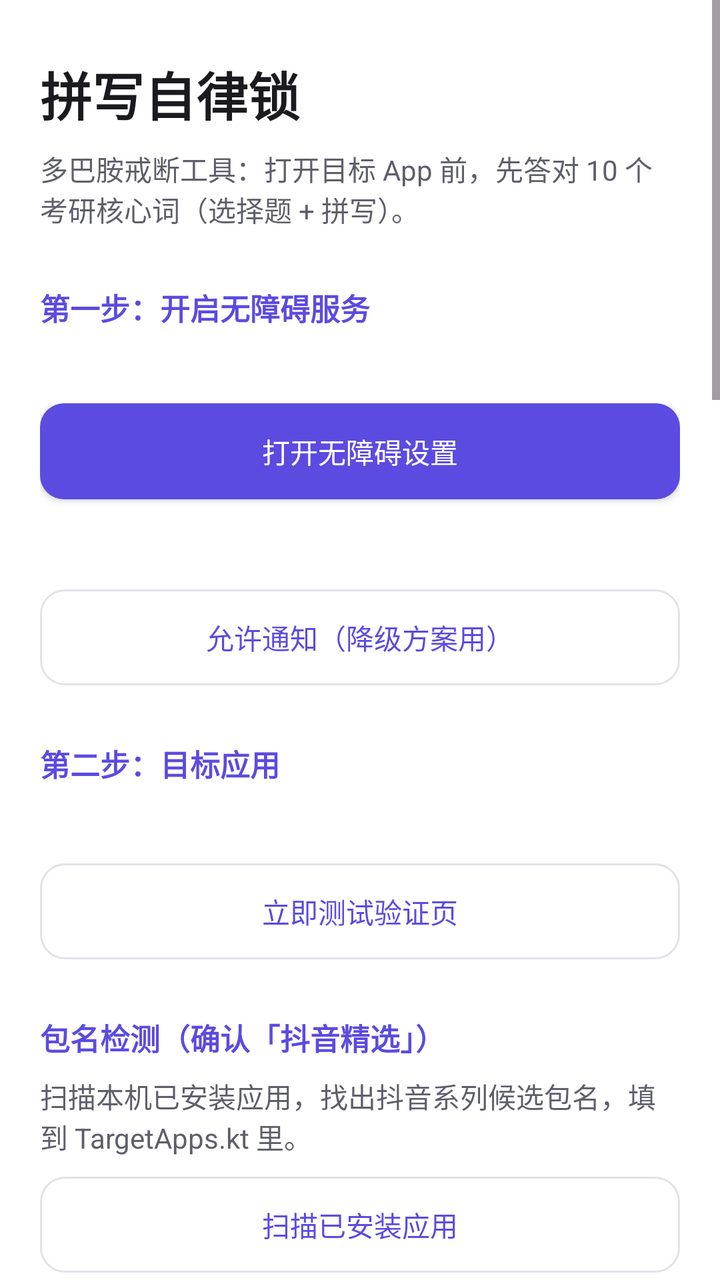
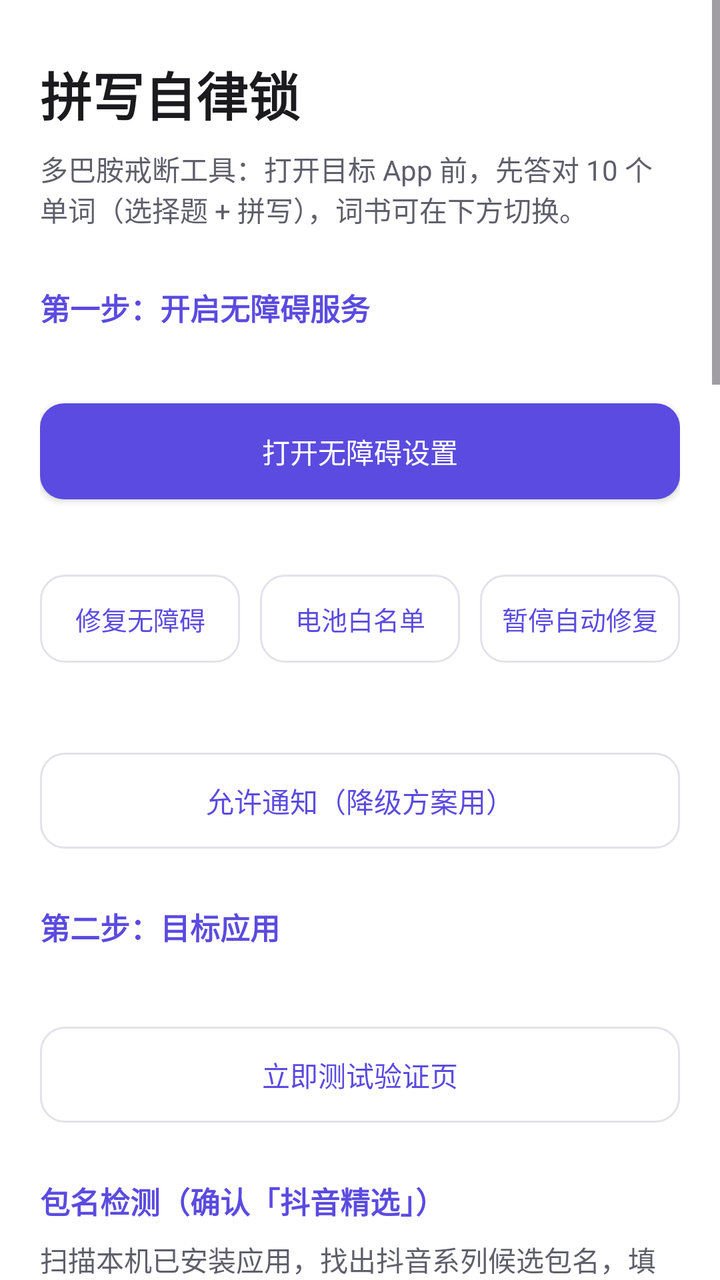

Two renders of the same Android screen: before a commit and after it. Below are the layout's source before the change and the commit's diff.
<!-- AndroidManifest.xml: application theme Theme.SpellLock -->
<!-- res/layout/activity_main.xml -->
<?xml version="1.0" encoding="utf-8"?>
<ScrollView xmlns:android="http://schemas.android.com/apk/res/android"
    android:layout_width="match_parent"
    android:layout_height="match_parent"
    android:background="@color/page_bg">

    <LinearLayout
        android:layout_width="match_parent"
        android:layout_height="wrap_content"
        android:orientation="vertical"
        android:paddingStart="20dp"
        android:paddingTop="28dp"
        android:paddingEnd="20dp"
        android:paddingBottom="40dp">

        <TextView
            android:layout_width="match_parent"
            android:layout_height="wrap_content"
            android:text="拼写自律锁"
            android:textColor="@color/text_primary"
            android:textSize="26sp"
            android:textStyle="bold" />

        <TextView
            android:layout_width="match_parent"
            android:layout_height="wrap_content"
            android:layout_marginTop="8dp"
            android:text="多巴胺戒断工具：打开目标 App 前，先答对 10 个考研核心词（选择题 + 拼写）。"
            android:textColor="@color/text_secondary"
            android:textSize="14sp" />

        <TextView
            android:layout_width="match_parent"
            android:layout_height="wrap_content"
            android:layout_marginTop="28dp"
            android:text="第一步：开启无障碍服务"
            android:textColor="@color/accent"
            android:textSize="15sp"
            android:textStyle="bold" />

        <TextView
            android:id="@+id/accessibilityStatus"
            android:layout_width="match_parent"
            android:layout_height="wrap_content"
            android:layout_marginTop="8dp"
            android:textColor="@color/text_secondary"
            android:textSize="14sp" />

        <androidx.appcompat.widget.AppCompatButton
            android:id="@+id/btnAccessibility"
            android:layout_width="match_parent"
            android:layout_height="48dp"
            android:layout_marginTop="10dp"
            android:background="@drawable/bg_primary_button"
            android:text="打开无障碍设置"
            android:textAllCaps="false"
            android:textColor="@android:color/white" />

        <TextView
            android:id="@+id/notificationStatus"
            android:layout_width="match_parent"
            android:layout_height="wrap_content"
            android:layout_marginTop="16dp"
            android:textColor="@color/text_secondary"
            android:textSize="14sp" />

        <androidx.appcompat.widget.AppCompatButton
            android:id="@+id/btnNotification"
            android:layout_width="match_parent"
            android:layout_height="48dp"
            android:layout_marginTop="10dp"
            android:background="@drawable/bg_secondary_button"
            android:text="允许通知（降级方案用）"
            android:textAllCaps="false"
            android:textColor="@color/accent" />

        <TextView
            android:layout_width="match_parent"
            android:layout_height="wrap_content"
            android:layout_marginTop="28dp"
            android:text="第二步：目标应用"
            android:textColor="@color/accent"
            android:textSize="15sp"
            android:textStyle="bold" />

        <TextView
            android:id="@+id/targetList"
            android:layout_width="match_parent"
            android:layout_height="wrap_content"
            android:layout_marginTop="8dp"
            android:lineSpacingExtra="6dp"
            android:textColor="@color/text_primary"
            android:textSize="14sp" />

        <androidx.appcompat.widget.AppCompatButton
            android:id="@+id/btnTest"
            android:layout_width="match_parent"
            android:layout_height="48dp"
            android:layout_marginTop="12dp"
            android:background="@drawable/bg_secondary_button"
            android:text="立即测试验证页"
            android:textAllCaps="false"
            android:textColor="@color/accent" />

        <TextView
            android:layout_width="match_parent"
            android:layout_height="wrap_content"
            android:layout_marginTop="28dp"
            android:text="包名检测（确认「抖音精选」）"
            android:textColor="@color/accent"
            android:textSize="15sp"
            android:textStyle="bold" />

        <TextView
            android:layout_width="match_parent"
            android:layout_height="wrap_content"
            android:layout_marginTop="8dp"
            android:text="扫描本机已安装应用，找出抖音系列候选包名，填到 TargetApps.kt 里。"
            android:textColor="@color/text_secondary"
            android:textSize="14sp" />

        <androidx.appcompat.widget.AppCompatButton
            android:id="@+id/btnScan"
            android:layout_width="match_parent"
            android:layout_height="48dp"
            android:layout_marginTop="10dp"
            android:background="@drawable/bg_secondary_button"
            android:text="扫描已安装应用"
            android:textAllCaps="false"
            android:textColor="@color/accent" />

        <TextView
            android:id="@+id/scannerResult"
            android:layout_width="match_parent"
            android:layout_height="wrap_content"
            android:layout_marginTop="10dp"
            android:textColor="@color/text_primary"
            android:textSize="14sp" />

        <LinearLayout
            android:id="@+id/scanResultContainer"
            android:layout_width="match_parent"
            android:layout_height="wrap_content"
            android:layout_marginTop="6dp"
            android:orientation="vertical" />

        <androidx.appcompat.widget.AppCompatButton
            android:id="@+id/btnPickApps"
            android:layout_width="match_parent"
            android:layout_height="48dp"
            android:layout_marginTop="10dp"
            android:background="@drawable/bg_secondary_button"
            android:text="从全部应用里挑（自定义添加）"
            android:textAllCaps="false"
            android:textColor="@color/accent" />

        <EditText
            android:id="@+id/manualPackageInput"
            android:layout_width="match_parent"
            android:layout_height="48dp"
            android:layout_marginTop="10dp"
            android:background="@drawable/bg_input"
            android:hint="手动粘贴包名，例如 com.xxx.yyy"
            android:importantForAutofill="no"
            android:inputType="textNoSuggestions"
            android:paddingStart="14dp"
            android:paddingEnd="14dp"
            android:singleLine="true"
            android:textColor="@color/text_primary"
            android:textColorHint="@color/text_hint"
            android:textSize="14sp" />

        <androidx.appcompat.widget.AppCompatButton
            android:id="@+id/btnAddManual"
            android:layout_width="match_parent"
            android:layout_height="48dp"
            android:layout_marginTop="8dp"
            android:background="@drawable/bg_secondary_button"
            android:text="添加为额外目标"
            android:textAllCaps="false"
            android:textColor="@color/accent" />

        <TextView
            android:id="@+id/extraTargetsText"
            android:layout_width="match_parent"
            android:layout_height="wrap_content"
            android:layout_marginTop="10dp"
            android:textColor="@color/text_primary"
            android:textSize="14sp" />

        <androidx.appcompat.widget.AppCompatButton
            android:id="@+id/btnClearExtra"
            android:layout_width="match_parent"
            android:layout_height="48dp"
            android:layout_marginTop="8dp"
            android:background="@drawable/bg_secondary_button"
            android:text="清空额外目标"
            android:textAllCaps="false"
            android:textColor="@color/text_secondary" />

        <androidx.appcompat.widget.AppCompatButton
            android:id="@+id/btnCopy"
            android:layout_width="match_parent"
            android:layout_height="48dp"
            android:layout_marginTop="10dp"
            android:background="@drawable/bg_secondary_button"
            android:text="复制检测结果"
            android:textAllCaps="false"
            android:textColor="@color/accent" />

        <TextView
            android:layout_width="match_parent"
            android:layout_height="wrap_content"
            android:layout_marginTop="28dp"
            android:text="验证页：答案展示方式"
            android:textColor="@color/accent"
            android:textSize="15sp"
            android:textStyle="bold" />

        <RadioGroup
            android:id="@+id/answerModeGroup"
            android:layout_width="match_parent"
            android:layout_height="wrap_content"
            android:layout_marginTop="8dp"
            android:orientation="vertical">

            <RadioButton
                android:id="@+id/modeNever"
                android:layout_width="match_parent"
                android:layout_height="wrap_content"
                android:text="不显示答案（纯考核）"
                android:textColor="@color/text_primary"
                android:textSize="14sp" />

            <RadioButton
                android:id="@+id/modeOnError"
                android:layout_width="match_parent"
                android:layout_height="wrap_content"
                android:layout_marginTop="4dp"
                android:text="答错后显示正确拼写，并要求重拼（推荐）"
                android:textColor="@color/text_primary"
                android:textSize="14sp" />

            <RadioButton
                android:id="@+id/modeAlways"
                android:layout_width="match_parent"
                android:layout_height="wrap_content"
                android:layout_marginTop="4dp"
                android:text="一直显示拼写（先看再写）"
                android:textColor="@color/text_primary"
                android:textSize="14sp" />
        </RadioGroup>

        <TextView
            android:layout_width="match_parent"
            android:layout_height="wrap_content"
            android:layout_marginTop="22dp"
            android:text="题型"
            android:textColor="@color/accent"
            android:textSize="15sp"
            android:textStyle="bold" />

        <com.google.android.material.materialswitch.MaterialSwitch
            android:id="@+id/switchChoiceMode"
            android:layout_width="match_parent"
            android:layout_height="wrap_content"
            android:layout_marginTop="10dp"
            android:text="选择模式：先给英文 + 4 个中文释义，选错的词再进入拼写"
            android:textColor="@color/text_secondary"
            android:textSize="14sp" />

        <TextView
            android:layout_width="match_parent"
            android:layout_height="wrap_content"
            android:layout_marginTop="28dp"
            android:text="降级方案"
            android:textColor="@color/accent"
            android:textSize="15sp"
            android:textStyle="bold" />

        <com.google.android.material.materialswitch.MaterialSwitch
            android:id="@+id/switchFallback"
            android:layout_width="match_parent"
            android:layout_height="wrap_content"
            android:layout_marginTop="10dp"
            android:text="部分机型不允许后台直接弹验证页时，改用带全屏提醒的高优先级通知"
            android:textColor="@color/text_secondary"
            android:textSize="14sp" />

        <TextView
            android:id="@+id/graceStatus"
            android:layout_width="match_parent"
            android:layout_height="wrap_content"
            android:layout_marginTop="16dp"
            android:textColor="@color/text_secondary"
            android:textSize="14sp" />

        <androidx.appcompat.widget.AppCompatButton
            android:id="@+id/btnResetGrace"
            android:layout_width="match_parent"
            android:layout_height="48dp"
            android:layout_marginTop="10dp"
            android:background="@drawable/bg_secondary_button"
            android:text="重置放行状态（测试用）"
            android:textAllCaps="false"
            android:textColor="@color/text_secondary" />

        <TextView
            android:id="@+id/adminPasswordTip"
            android:layout_width="match_parent"
            android:layout_height="wrap_content"
            android:layout_marginTop="20dp"
            android:text="@string/admin_password_tip"
            android:textColor="@color/text_secondary"
            android:textSize="14sp" />

        <androidx.appcompat.widget.AppCompatButton
            android:id="@+id/btnChangePassword"
            android:layout_width="match_parent"
            android:layout_height="48dp"
            android:layout_marginTop="10dp"
            android:background="@drawable/bg_secondary_button"
            android:text="@string/admin_password_change"
            android:textAllCaps="false"
            android:textColor="@color/text_primary" />

        <TextView
            android:layout_width="match_parent"
            android:layout_height="wrap_content"
            android:layout_marginTop="28dp"
            android:text="@string/book_section"
            android:textColor="@color/accent"
            android:textSize="15sp"
            android:textStyle="bold" />

        <TextView
            android:id="@+id/bookStatus"
            android:layout_width="match_parent"
            android:layout_height="wrap_content"
            android:layout_marginTop="8dp"
            android:textColor="@color/text_secondary"
            android:textSize="14sp" />

        <LinearLayout
            android:layout_width="match_parent"
            android:layout_height="wrap_content"
            android:layout_marginTop="10dp"
            android:orientation="horizontal">

            <androidx.appcompat.widget.AppCompatButton
                android:id="@+id/btnBookKaoyan"
                android:layout_width="0dp"
                android:layout_height="48dp"
                android:layout_marginEnd="6dp"
                android:layout_weight="1"
                android:background="@drawable/bg_secondary_button"
                android:text="考研"
                android:textAllCaps="false"
                android:textColor="@color/text_primary" />

            <androidx.appcompat.widget.AppCompatButton
                android:id="@+id/btnBookCet4"
                android:layout_width="0dp"
                android:layout_height="48dp"
                android:layout_marginEnd="6dp"
                android:layout_weight="1"
                android:background="@drawable/bg_secondary_button"
                android:text="四级"
                android:textAllCaps="false"
                android:textColor="@color/text_primary" />

            <androidx.appcompat.widget.AppCompatButton
                android:id="@+id/btnBookCet6"
                android:layout_width="0dp"
                android:layout_height="48dp"
                android:layout_weight="1"
                android:background="@drawable/bg_secondary_button"
                android:text="六级"
                android:textAllCaps="false"
                android:textColor="@color/text_primary" />
        </LinearLayout>

        <androidx.appcompat.widget.AppCompatButton
            android:id="@+id/btnBookImport"
            android:layout_width="match_parent"
            android:layout_height="48dp"
            android:layout_marginTop="10dp"
            android:background="@drawable/bg_secondary_button"
            android:text="@string/book_import"
            android:textAllCaps="false"
            android:textColor="@color/text_primary" />

        <androidx.appcompat.widget.AppCompatButton
            android:id="@+id/btnBookCustom"
            android:layout_width="match_parent"
            android:layout_height="48dp"
            android:layout_marginTop="10dp"
            android:background="@drawable/bg_secondary_button"
            android:text="@string/book_custom"
            android:textAllCaps="false"
            android:textColor="@color/text_primary"
            android:visibility="gone" />

        <TextView
            android:layout_width="match_parent"
            android:layout_height="wrap_content"
            android:layout_marginTop="28dp"
            android:text="@string/time_section"
            android:textColor="@color/accent"
            android:textSize="15sp"
            android:textStyle="bold" />

        <TextView
            android:id="@+id/timeStatus"
            android:layout_width="match_parent"
            android:layout_height="wrap_content"
            android:layout_marginTop="8dp"
            android:textColor="@color/text_secondary"
            android:textSize="14sp" />

        <LinearLayout
            android:layout_width="match_parent"
            android:layout_height="wrap_content"
            android:layout_marginTop="10dp"
            android:orientation="horizontal">

            <androidx.appcompat.widget.AppCompatButton
                android:id="@+id/btnSetGrace"
                android:layout_width="0dp"
                android:layout_height="48dp"
                android:layout_marginEnd="6dp"
                android:layout_weight="1"
                android:background="@drawable/bg_secondary_button"
                android:text="@string/time_grace_button"
                android:textAllCaps="false"
                android:textColor="@color/text_primary" />

            <androidx.appcompat.widget.AppCompatButton
                android:id="@+id/btnSetUsage"
                android:layout_width="0dp"
                android:layout_height="48dp"
                android:layout_weight="1"
                android:background="@drawable/bg_secondary_button"
                android:text="@string/time_usage_button"
                android:textAllCaps="false"
                android:textColor="@color/text_primary" />
        </LinearLayout>

        <TextView
            android:layout_width="match_parent"
            android:layout_height="wrap_content"
            android:layout_marginTop="28dp"
            android:text="提醒：强行关闭无障碍服务后本机制失效，这是非 root 应用锁的共同上限。"
            android:textColor="@color/text_hint"
            android:textSize="12sp" />

    </LinearLayout>
</ScrollView>
<!-- resources referenced by this layout -->
<resources>
  <color name="accent">#5B4BE0</color>
  <color name="page_bg">#FFFFFF</color>
  <color name="text_hint">#9A9AA5</color>
  <color name="text_primary">#1B1B1F</color>
  <color name="text_secondary">#5F5F6B</color>
  <!-- drawable bg_input (drawable) -->
  <?xml version="1.0" encoding="utf-8"?>
  <shape xmlns:android="http://schemas.android.com/apk/res/android"
      android:shape="rectangle">
      <solid android:color="@android:color/white" />
      <corners android:radius="10dp" />
      <stroke
          android:width="1dp"
          android:color="@color/stroke_light" />
  </shape>
  <!-- drawable bg_primary_button (drawable) -->
  <?xml version="1.0" encoding="utf-8"?>
  <shape xmlns:android="http://schemas.android.com/apk/res/android"
      android:shape="rectangle">
      <solid android:color="@color/accent" />
      <corners android:radius="12dp" />
  </shape>
  <!-- drawable bg_secondary_button (drawable) -->
  <?xml version="1.0" encoding="utf-8"?>
  <shape xmlns:android="http://schemas.android.com/apk/res/android"
      android:shape="rectangle">
      <solid android:color="@android:color/transparent" />
      <corners android:radius="12dp" />
      <stroke
          android:width="1dp"
          android:color="@color/stroke_light" />
  </shape>
  <string name="admin_password_change">修改急事直通密码</string>
  <string name="admin_password_tip">急事直通密码：默认 123456，建议改成只有你知道的。</string>
  <string name="book_custom">自定义词书</string>
  <string name="book_import">导入自定义词书（TXT）</string>
  <string name="book_section">词书</string>
  <string name="time_grace_button">免检间隔（分钟）</string>
  <string name="time_section">时间设置</string>
  <string name="time_usage_button">使用上限（分钟）</string>
  <style name="Theme.SpellLock" parent="Theme.Material3.DayNight.NoActionBar">
          <item name="colorPrimary">@color/accent</item>
          <item name="colorPrimaryVariant">@color/accent_dark</item>
          <item name="colorOnPrimary">@android:color/white</item>
      </style>
  <color name="stroke_light">#E2E2EA</color>
  <color name="accent_dark">#4437B8</color>
</resources>

<!-- the commit's change to res/layout/activity_main.xml (unified diff, before → after) -->
@@ -25,7 +25,7 @@
             android:layout_width="match_parent"
             android:layout_height="wrap_content"
             android:layout_marginTop="8dp"
-            android:text="多巴胺戒断工具：打开目标 App 前，先答对 10 个考研核心词（选择题 + 拼写）。"
+            android:text="多巴胺戒断工具：打开目标 App 前，先答对 10 个单词（选择题 + 拼写），词书可在下方切换。"
             android:textColor="@color/text_secondary"
             android:textSize="14sp" />
 
@@ -55,6 +55,62 @@
             android:text="打开无障碍设置"
             android:textAllCaps="false"
             android:textColor="@android:color/white" />
+
+        <TextView
+            android:id="@+id/guardStatus"
+            android:layout_width="match_parent"
+            android:layout_height="wrap_content"
+            android:layout_marginTop="12dp"
+            android:textColor="@color/text_secondary"
+            android:textSize="13sp" />
+
+        <LinearLayout
+            android:layout_width="match_parent"
+            android:layout_height="wrap_content"
+            android:layout_marginTop="8dp"
+            android:orientation="horizontal">
+
+            <androidx.appcompat.widget.AppCompatButton
+                android:id="@+id/btnRepairAccessibility"
+                android:layout_width="0dp"
+                android:layout_height="44dp"
+                android:layout_weight="1"
+                android:background="@drawable/bg_secondary_button"
+                android:text="@string/guard_repair"
+                android:textAllCaps="false"
+                android:textColor="@color/accent"
+                android:textSize="13sp" />
+
+            <Space
+                android:layout_width="10dp"
+                android:layout_height="1dp" />
+
+            <androidx.appcompat.widget.AppCompatButton
+                android:id="@+id/btnBatteryWhitelist"
+                android:layout_width="0dp"
+                android:layout_height="44dp"
+                android:layout_weight="1"
+                android:background="@drawable/bg_secondary_button"
+                android:text="@string/guard_battery"
+                android:textAllCaps="false"
+                android:textColor="@color/accent"
+                android:textSize="13sp" />
+
+            <Space
+                android:layout_width="10dp"
+                android:layout_height="1dp" />
+
+            <androidx.appcompat.widget.AppCompatButton
+                android:id="@+id/btnGuardToggle"
+                android:layout_width="0dp"
+                android:layout_height="44dp"
+                android:layout_weight="1"
+                android:background="@drawable/bg_secondary_button"
+                android:text="@string/guard_pause"
+                android:textAllCaps="false"
+                android:textColor="@color/accent"
+                android:textSize="13sp" />
+        </LinearLayout>
 
         <TextView
             android:id="@+id/notificationStatus"
<!-- resource entries referenced after the edit -->
@@ -37,6 +37,9 @@
   <string name="book_custom">自定义词书</string>
   <string name="book_import">导入自定义词书（TXT）</string>
   <string name="book_section">词书</string>
+  <string name="guard_battery">电池白名单</string>
+  <string name="guard_pause">暂停自动修复</string>
+  <string name="guard_repair">修复无障碍</string>
   <string name="time_grace_button">免检间隔（分钟）</string>
   <string name="time_section">时间设置</string>
   <string name="time_usage_button">使用上限（分钟）</string>
